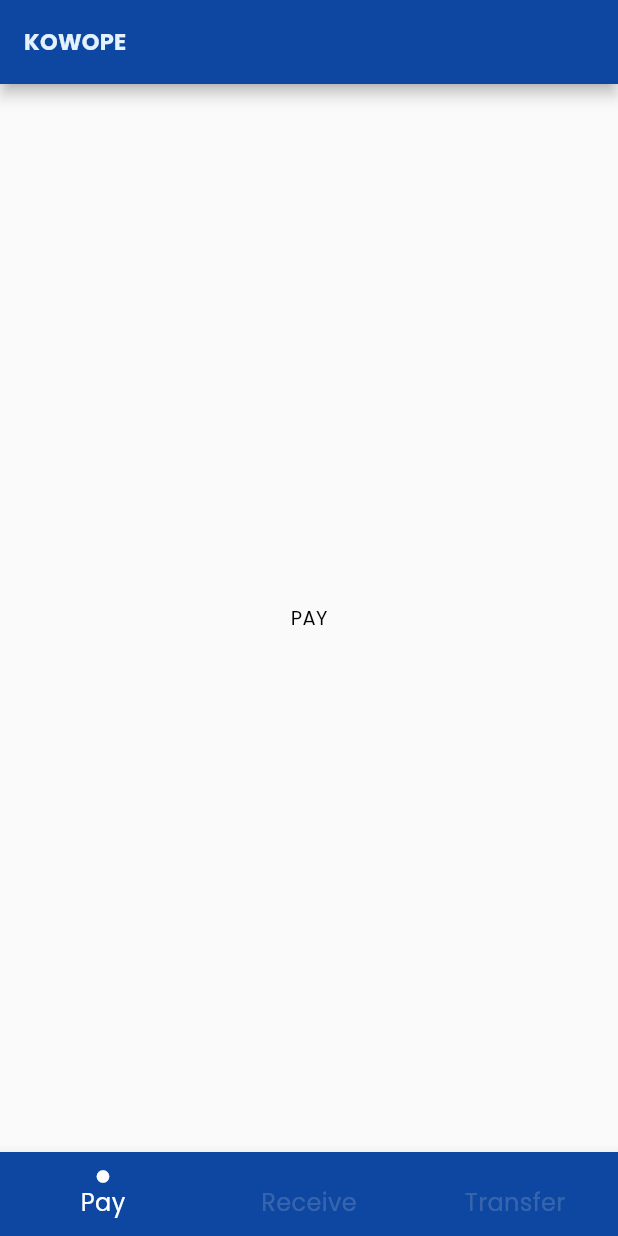
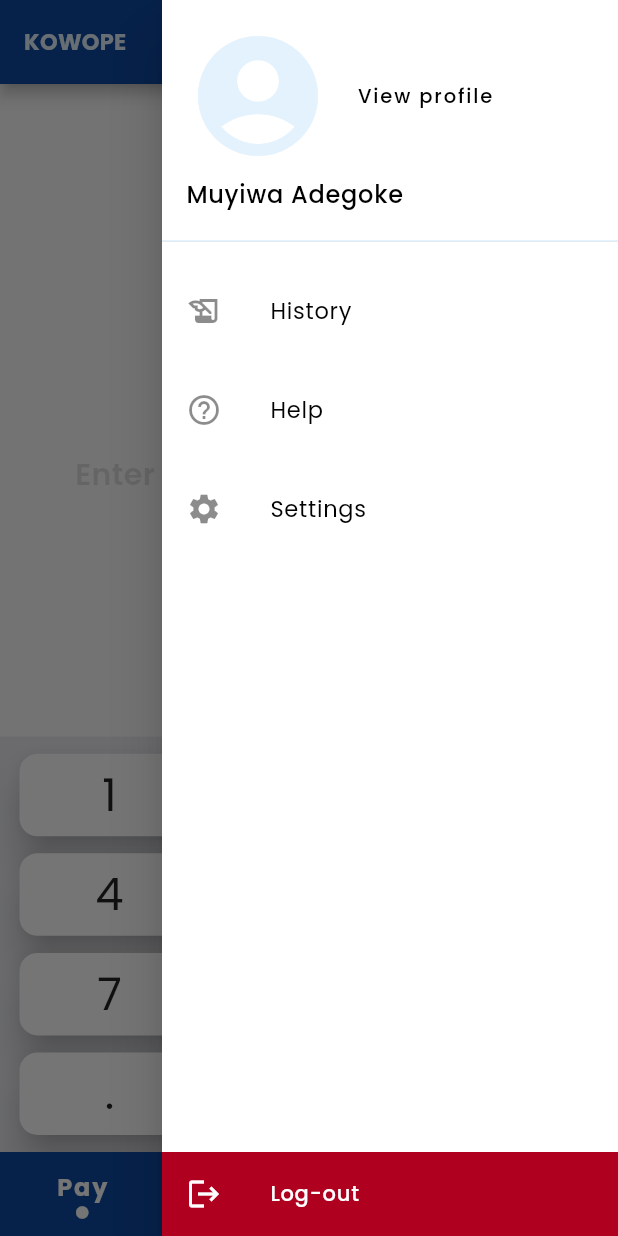
Before and after one commit to Mash-hood/kwp, a Flutter app: the screen it shows after launch, with the side drawer open (before the commit the screen has no drawer), on a phone screen of 412 x 824 dp. Run offline on Flutter 3.47's test engine with Material 2 defaults, Android fonts, the light colour scheme and no system bars; our stand-ins replace google_fonts.

Commit message:
Miscellaneous additions; general structure in place, numpads ready to be refactored

```diff
--- a/lib/main.dart
+++ b/lib/main.dart
@@ -17,7 +17,21 @@ class kwp extends StatelessWidget {
       debugShowCheckedModeBanner: false,
       title: 'Kowope Mobile Application',
       theme: theme,
-      home: const Home(),
+      // home: const Home(),
+      routes: {
+        '/': (context) => const Home(),
+        '/pay-page': (context) => PayScreen(),
+        '/receive-page': (context) => ReceiveScreen(),
+        '/transfer-page': (context) => TransferScreen(),
+        '/history-page': (context) => History(),
+        '/help-page': (context) => Help(),
+        '/settings-page': (context) => Settings(),
+        '/profile-page': (context) => Profile(),
+        '/login-page': (context) => Login(),
+        '/signup-page': (context) => Signup(),
+        '/signup1-page': (context) => SignupDetails1(),
+        '/signup2-page': (context) => SignupDetails2(),
+      },
     );
   }
 }
--- a/lib/screens/home.dart
+++ b/lib/screens/home.dart
@@ -1,7 +1,8 @@
 import 'package:flutter/material.dart';
 import 'package:kwp/kwp-theme.dart';
 import 'package:kwp/screens/screens.dart';
-import 'package:kwp/widgets/bottomNav.dart';
+import 'package:kwp/widgets/bottomNavItem.dart';
+import 'package:kwp/widgets/drawer.dart';
 
 class Home extends StatefulWidget {
   const Home({Key? key}) : super(key: key);
@@ -19,35 +20,68 @@ class _HomeState extends State<Home> {
     TransferScreen(),
   ];
 
-  void _pageTapping(int index) {
-    setState(() {
-      _pageIndex = index;
-    });
-  }
-
   @override
   Widget build(BuildContext context) {
     return Scaffold(
+      // backgroundColor: KwpTheme.primaryVariant1,
       appBar: AppBar(
-          title: Text(
-        'KOWOPE',
-        style: KwpTheme.lightTextTheme.subtitle1,
+        iconTheme: const IconThemeData(size: 40),
+        title: Text(
+          'KOWOPE',
+          style: KwpTheme.lightTextTheme.subtitle1,
 
-        // Goldman overriding Poppins here; not really achieving design looks
-        /*
+          // Goldman overriding Poppins here; not really achieving design looks
+          /*
         style: TextStyle(
           fontFamily: 'Goldman',
           fontSize: 13,
+          //letterSpacing: 1.5,
           fontWeight: FontWeight.w700,
+           */
         ),
+      ),
+      // endDrawer:
+      body: pages[_pageIndex],
+      bottomNavigationBar: buildMyNavBar(context),
+      endDrawer: SideDrawer(),
+    );
+  }
 
-             */
-      )),
-      // endDrawer: ,
-      body: pages[_pageIndex],
-      bottomNavigationBar: BottomNav(
-        index: _pageIndex,
-        onTapping: _pageTapping,
+  Container buildMyNavBar(BuildContext context) {
+    return Container(
+      height: 56,
+      decoration: const BoxDecoration(
+        color: KwpTheme.primaryColor,
+      ),
+      child: Row(
+        mainAxisAlignment: MainAxisAlignment.spaceAround,
+        children: <BottomNavItem>[
+          BottomNavItem(
+            text: 'Pay',
+            selected: _pageIndex == 0,
+            onTapping: () {
+              setState(() {
+                _pageIndex = 0;
+              });
+            },
+          ),
+          BottomNavItem(
+              text: 'Receive',
+              selected: _pageIndex == 1,
+              onTapping: () {
+                setState(() {
+                  _pageIndex = 1;
+                });
+              }),
+          BottomNavItem(
+              text: 'Transfer',
+              selected: _pageIndex == 2,
+              onTapping: () {
+                setState(() {
+                  _pageIndex = 2;
+                });
+              }),
+        ],
       ),
     );
   }
--- a/lib/screens/pay_screen.dart
+++ b/lib/screens/pay_screen.dart
@@ -1,8 +1,98 @@
 import 'package:flutter/material.dart';
+import 'package:kwp/kwp-theme.dart';
 
 class PayScreen extends StatelessWidget {
   @override
   Widget build(BuildContext context) {
-    return const Center(child: Text("PAY"));
+    return Container(
+      child: Column(
+        mainAxisAlignment: MainAxisAlignment.end,
+        children: <Widget>[
+          const SizedBox(height: 100),
+          Container(
+              //    color: Colors.lightGreenAccent,
+              padding: const EdgeInsets.fromLTRB(50, 0, 50, 0),
+              height: 50,
+              child: Row(
+                children: const <Widget>[
+                  //SizedBox(width: 40),
+                  Expanded(
+                    child: Text(
+                      'Enter amount',
+                      style: TextStyle(
+                          fontSize: 20,
+                          fontWeight: FontWeight.w600,
+                          color: Colors.black12),
+                      textAlign: TextAlign.start,
+                    ),
+                  ),
+                  Icon(Icons.backspace, size: 25, color: Color(0xFF00B9FF)),
+                  //SizedBox(width: 40)
+                ],
+              )
+
+              /*
+            Text(
+              'HERE',
+              // '₦ NUMBERS',
+              style: TextStyle(
+                  fontSize: 300,
+                  fontWeight: FontWeight.w500,
+                  color: Colors.black),
+              textAlign: TextAlign.start,
+            ),
+
+             */
+              ),
+          const SizedBox(height: 150),
+          Container(
+            // padding: const EdgeInsets.all(5),
+            color: const Color(0xFFE9EAEE),
+            height: MediaQuery.of(context).size.height * 0.336,
+            width: MediaQuery.of(context).size.width,
+            child: Column(
+              mainAxisAlignment: MainAxisAlignment.spaceEvenly,
+              children: <Widget>[
+                Row(
+                  mainAxisAlignment: MainAxisAlignment.spaceEvenly,
+                  children: <Widget>[numPads('1'), numPads('2'), numPads('3')],
+                ),
+                Row(
+                  mainAxisAlignment: MainAxisAlignment.spaceEvenly,
+                  children: <Widget>[numPads('4'), numPads('5'), numPads('6')],
+                ),
+                Row(
+                  mainAxisAlignment: MainAxisAlignment.spaceEvenly,
+                  children: <Widget>[numPads('7'), numPads('8'), numPads('9')],
+                ),
+                Row(
+                  mainAxisAlignment: MainAxisAlignment.spaceEvenly,
+                  children: <Widget>[
+                    numPads('.'),
+                    numPads('0'),
+                    numPads('Next')
+                  ],
+                )
+              ],
+            ),
+          ),
+        ],
+      ),
+    );
+  }
+
+  Widget numPads(String label) {
+    return MaterialButton(
+      height: 55,
+      minWidth: 120,
+      onPressed: () {},
+      child: Center(
+        child: Text(label,
+            style: const TextStyle(fontWeight: FontWeight.w400, fontSize: 30)),
+      ),
+      color: Colors.white,
+      shape: RoundedRectangleBorder(borderRadius: BorderRadius.circular(12)),
+      elevation: 10,
+    );
   }
 }
--- a/lib/widgets/bottomNav.dart
+++ /dev/null
@@ -1,28 +0,0 @@
-import 'package:flutter/material.dart';
-import 'package:kwp/kwp-theme.dart';
-
-class BottomNav extends StatelessWidget {
-  const BottomNav({Key? key, required this.index, required this.onTapping})
-      : super(key: key);
-
-  final int index;
-  final onTapping;
-
-  @override
-  Widget build(BuildContext context) {
-    return BottomNavigationBar(
-        type: BottomNavigationBarType.fixed,
-        items: const <BottomNavigationBarItem>[
-          BottomNavigationBarItem(icon: Icon(Icons.circle), label: 'Pay'),
-          BottomNavigationBarItem(icon: Icon(Icons.circle), label: 'Receive'),
-          BottomNavigationBarItem(icon: Icon(Icons.circle), label: 'Transfer'),
-        ],
-        unselectedIconTheme: const IconThemeData(opacity: 0.0),
-        selectedIconTheme: const IconThemeData(opacity: 100.0),
-        onTap: onTapping,
-        currentIndex: index,
-        selectedFontSize: 16,
-        unselectedFontSize: 16,
-        iconSize: 10);
-  }
-}
--- /dev/null
+++ b/lib/widgets/bottomNavItem.dart
@@ -0,0 +1,44 @@
+import 'package:flutter/material.dart';
+import 'package:kwp/kwp-theme.dart';
+
+class BottomNavItem extends StatelessWidget {
+  final String text;
+  final bool selected;
+  final Function() onTapping;
+
+  const BottomNavItem(
+      {Key? key,
+      required this.text,
+      required this.selected,
+      required this.onTapping})
+      : super(key: key);
+
+  @override
+  Widget build(BuildContext context) {
+    return Column(
+      // mainAxisSize: MainAxisSize.max,
+      mainAxisAlignment: MainAxisAlignment.center,
+      children: [
+        TextButton(
+          style: TextButton.styleFrom(
+              padding: EdgeInsets.zero,
+              minimumSize: Size.zero,
+              tapTargetSize: MaterialTapTargetSize.shrinkWrap),
+          onPressed: onTapping,
+          child: Text(
+            text,
+            style: TextStyle(
+                fontSize: 16,
+                fontWeight: FontWeight.w700,
+                color: selected ? Colors.white : KwpTheme.accentTextField),
+          ),
+        ),
+        Icon(
+          Icons.circle,
+          size: 10,
+          color: selected ? Colors.white : Colors.transparent,
+        )
+      ],
+    );
+  }
+}
--- a/lib/widgets/drawer.dart
+++ b/lib/widgets/drawer.dart
@@ -0,0 +1,85 @@
+import 'package:flutter/material.dart';
+import 'package:kwp/kwp-theme.dart';
+
+class SideDrawer extends StatelessWidget {
+  @override
+  Widget build(BuildContext context) {
+    return Drawer(
+      backgroundColor: Colors.white,
+      child: Column(
+        children: <Widget>[
+          DrawerHeader(
+            decoration: const BoxDecoration(
+                border: Border(
+                    bottom: BorderSide(
+                        color: KwpTheme.primaryVariant1, width: 1.0))),
+            child: Column(
+              crossAxisAlignment: CrossAxisAlignment.start,
+              children: <Widget>[
+                Row(
+                  children: <Widget>[
+                    const Icon(Icons.account_circle, size: 96),
+                    const SizedBox(width: 10),
+                    TextButton(
+                      onPressed: () {
+                        Navigator.pushNamed(context, '/profile-page');
+                      },
+                      child: const Text(
+                        'View profile',
+                        style: TextStyle(color: Colors.black),
+                      ),
+                    )
+                  ],
+                ),
+                const SizedBox(height: 5),
+                const Text('Muyiwa Adegoke',
+                    style:
+                        TextStyle(fontSize: 16, fontWeight: FontWeight.w500)),
+              ],
+            ),
+          ),
+
+          //   const Divider(thickness: 1, color: KwpTheme.primaryVariant1),
+          const SizedBox(height: 10),
+          ListTile(
+            leading: const Icon(Icons.history_edu),
+            title: const Text('History'),
+            onTap: () {
+              Navigator.pushNamed(context, '/history-page');
+            },
+          ),
+          const SizedBox(height: 10),
+          ListTile(
+            leading: const Icon(Icons.help_outline),
+            title: const Text('Help'),
+            onTap: () {
+              Navigator.pushNamed(context, '/help-page');
+            },
+          ),
+          const SizedBox(height: 10),
+          ListTile(
+            leading: const Icon(Icons.settings),
+            title: const Text('Settings'),
+            onTap: () {
+              Navigator.pushNamed(context, '/settings-page');
+            },
+          ),
+          Expanded(
+            child: Container(),
+          ),
+          ListTile(
+            tileColor: KwpTheme.accentFailed,
+            iconColor: Colors.white,
+            textColor: Colors.white,
+            leading: const Icon(Icons.logout),
+            title: const Text('Log-out',
+                style: TextStyle(fontSize: 14, fontWeight: FontWeight.w500)),
+            onTap: () {
+              // backend function call to logout
+            },
+          ),
+        ],
+      ),
+    );
+  }
+}
--- /dev/null
+++ b/lib/widgets/widgets.dart
@@ -0,0 +1,2 @@
+export 'bottomNavItem.dart';
+export 'drawer.dart';
```
Also changed, not shown: lib/widgets/numberPadButton.dart (added).
